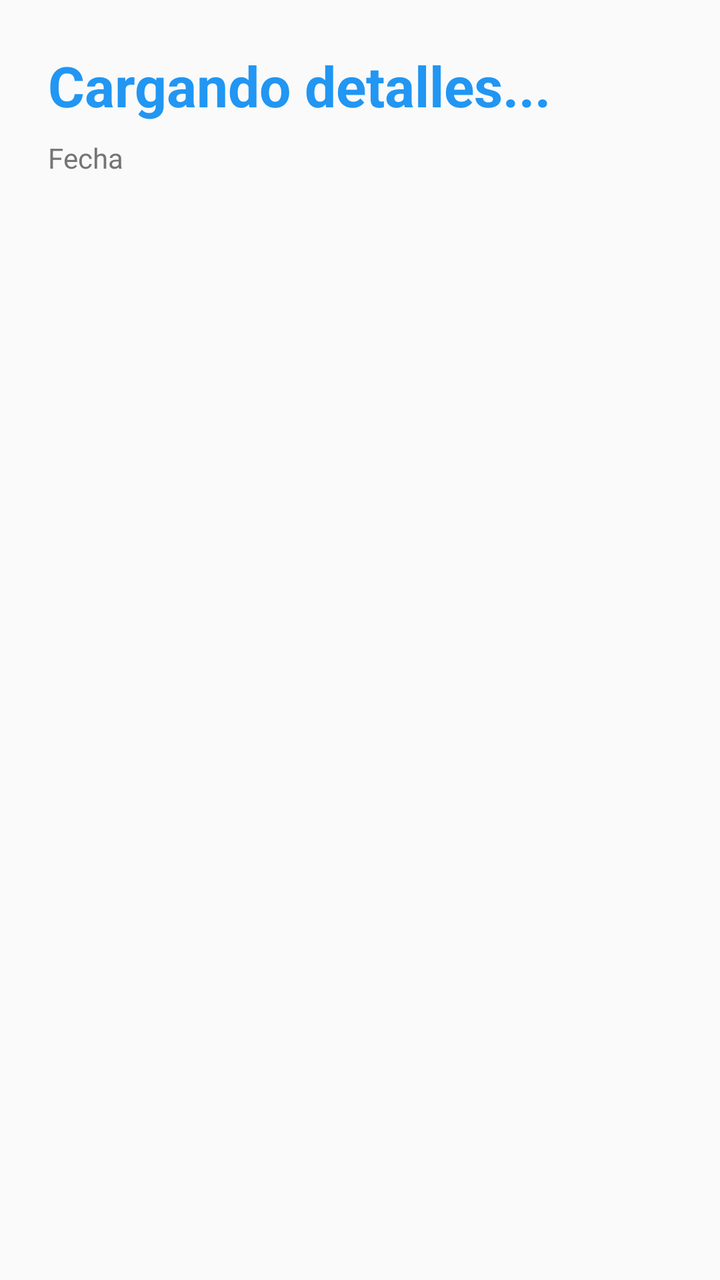
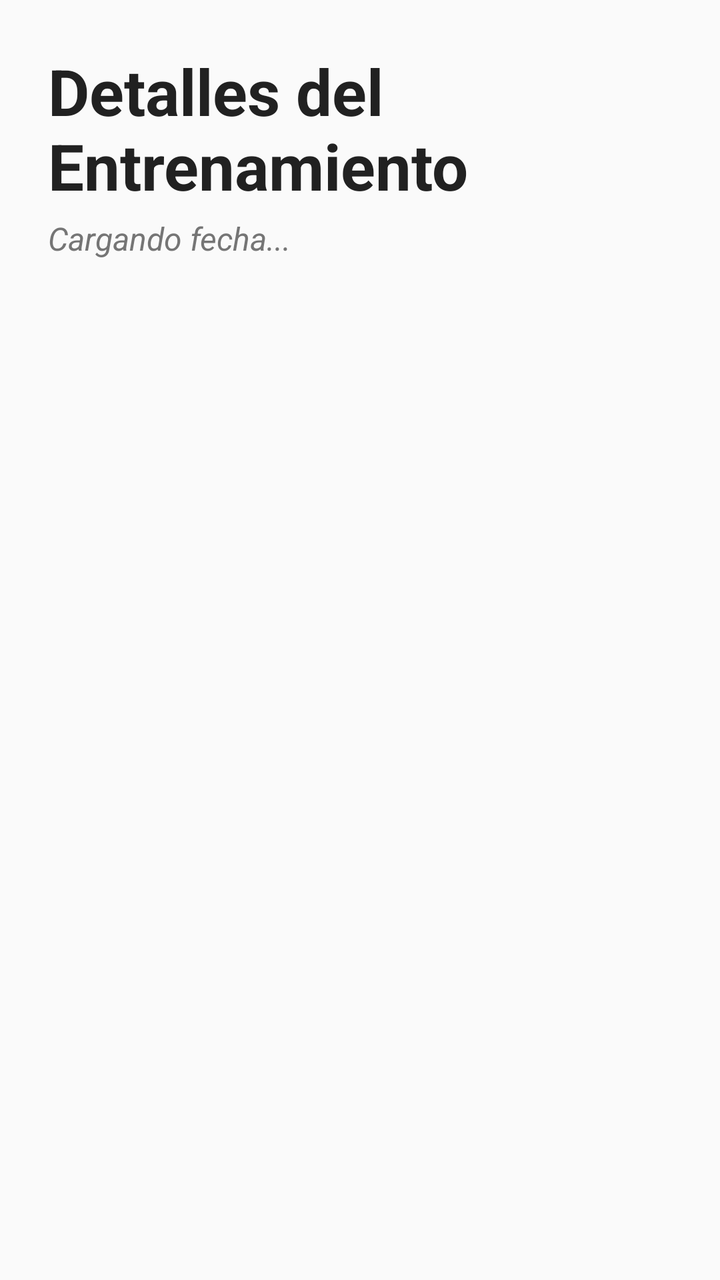

Compare the two renders of this Android layout. The source of the first and the diff that turns it into the second are given below.
<!-- AndroidManifest.xml: application theme Theme.Aplicacion -->
<!-- res/layout/activity_detalle_entrenamiento.xml -->
<?xml version="1.0" encoding="utf-8"?>
<LinearLayout xmlns:android="http://schemas.android.com/apk/res/android"
    android:layout_width="match_parent"
    android:layout_height="match_parent"
    android:orientation="vertical"
    android:padding="24dp"
    android:background="#FAFAFA">

    <TextView
        android:id="@+id/tvTituloDetalle"
        android:layout_width="wrap_content"
        android:layout_height="wrap_content"
        android:text="Cargando detalles..."
        android:textSize="28sp"
        android:textStyle="bold"
        android:textColor="#2196F3"
        android:layout_marginBottom="8dp"/>

    <TextView
        android:id="@+id/tvFechaDetalle"
        android:layout_width="wrap_content"
        android:layout_height="wrap_content"
        android:text="Fecha"
        android:textColor="#757575"
        android:layout_marginBottom="24dp"/>

    <ScrollView
        android:layout_width="match_parent"
        android:layout_height="match_parent">

        <LinearLayout
            android:id="@+id/llContenedorSeriesDetalle"
            android:layout_width="match_parent"
            android:layout_height="wrap_content"
            android:orientation="vertical"/>

    </ScrollView>
</LinearLayout>
<!-- resources referenced by this layout -->
<resources>
  <style name="Theme.Aplicacion" parent="Base.Theme.Aplicacion" />
  <style name="Base.Theme.Aplicacion" parent="Theme.Material3.DayNight.NoActionBar">
          
          
      </style>
</resources>

<!-- the commit's change to res/layout/activity_detalle_entrenamiento.xml (unified diff, before → after) -->
@@ -1,38 +1,53 @@
-<?xml version="1.0" encoding="utf-8"?>
+<?xml version="1.0" encoding="UTF-8" ?>
 <LinearLayout xmlns:android="http://schemas.android.com/apk/res/android"
+    xmlns:app="http://schemas.android.com/apk/res-auto"
     android:layout_width="match_parent"
     android:layout_height="match_parent"
     android:orientation="vertical"
     android:padding="24dp"
     android:background="#FAFAFA">
 
+    
     <TextView
-        android:id="@+id/tvTituloDetalle"
         android:layout_width="wrap_content"
         android:layout_height="wrap_content"
-        android:text="Cargando detalles..."
-        android:textSize="28sp"
+        android:id="@+id/tvTituloDetalle"
+        android:text="Detalles del Entrenamiento"
+        android:textSize="32sp"
         android:textStyle="bold"
-        android:textColor="#2196F3"
-        android:layout_marginBottom="8dp"/>
+        android:textColor="#212121"
+        android:layout_marginBottom="4dp"/>
 
+    
     <TextView
-        android:id="@+id/tvFechaDetalle"
         android:layout_width="wrap_content"
         android:layout_height="wrap_content"
-        android:text="Fecha"
+        android:id="@+id/tvFechaDetalle"
+        android:text="Cargando fecha..."
+        android:textSize="16sp"
         android:textColor="#757575"
+        android:textStyle="italic"
         android:layout_marginBottom="24dp"/>
 
+    
+    <ProgressBar
+        android:layout_width="wrap_content"
+        android:layout_height="wrap_content"
+        android:id="@+id/progressBarDetalles"
+        android:layout_gravity="center"
+        android:visibility="gone"/>
+
+    
     <ScrollView
         android:layout_width="match_parent"
-        android:layout_height="match_parent">
+        android:layout_height="match_parent"
+        android:scrollbars="none">
 
         <LinearLayout
-            android:id="@+id/llContenedorSeriesDetalle"
             android:layout_width="match_parent"
             android:layout_height="wrap_content"
-            android:orientation="vertical"/>
-
+            android:orientation="vertical"
+            android:paddingBottom="24dp"
+            android:id="@+id/llContenedorSeriesDetalle"/>
     </ScrollView>
 </LinearLayout>
